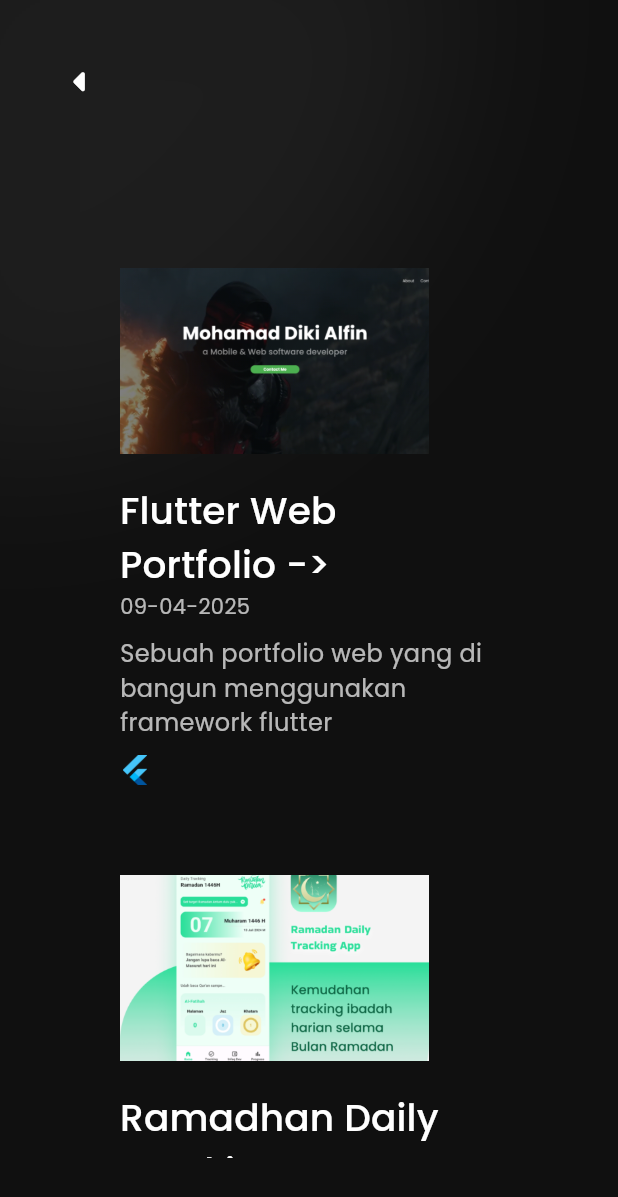
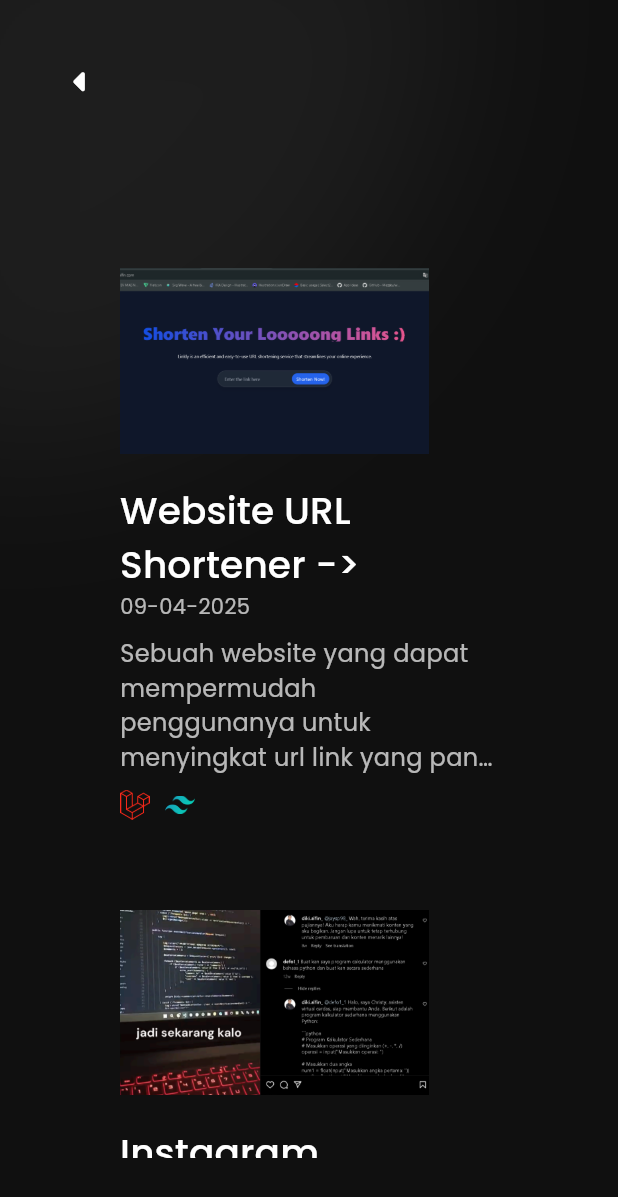
Before and after one commit to dikialfin/flutter-web, a Flutter app: the Showcase screen opened by its route, scrolled down 576 dp, on a phone screen of 412 x 824 dp. Shown: the top 1197 px of the screen. Run offline on Flutter 3.47's test engine with Material 3 defaults, Android fonts, the phone set to English and light mode, and no system bars; our stand-ins replace bloc, flutter_bloc, font_awesome_flutter, google_fonts, percent_indicator, popover and 2 more; missing offline and left inert: dart:html, web_smooth_scroll.

Commit message:
update project showcase

```diff
--- a/lib/pages/about/About.dart
+++ b/lib/pages/about/About.dart
@@ -25,7 +25,6 @@ class _AboutState extends State<About> {
           controller: scrollController,
           child: SingleChildScrollView(
             controller: scrollController,
-            physics: const NeverScrollableScrollPhysics(),
             child: Container(
               padding: const EdgeInsets.all(30),
               width: MediaQuery.of(context).size.width,
--- a/lib/pages/contact/Contact.dart
+++ b/lib/pages/contact/Contact.dart
@@ -21,7 +21,6 @@ class _ContactState extends State<Contact> {
       body: WebSmoothScroll(
           controller: scrollController,
           child: SingleChildScrollView(
-            physics: NeverScrollableScrollPhysics(),
             controller: scrollController,
             child: Container(
               padding: const EdgeInsets.all(30),
--- a/lib/pages/showcase/Showcase.dart
+++ b/lib/pages/showcase/Showcase.dart
@@ -73,7 +73,6 @@ class _ShowcaseState extends State<Showcase> {
                                 controller: scrollController,
                                 child: SingleChildScrollView(
                                   controller: scrollController,
-                                  physics: NeverScrollableScrollPhysics(),
                                   child: Column(
                                     children: [
                                       Headlines(),
--- a/lib/pages/showcase/section/projects.dart
+++ b/lib/pages/showcase/section/projects.dart
@@ -15,6 +15,30 @@ class _ProjectsState extends State<Projects> {
   ScrollController scrollController = ScrollController();
 
   final List<Widget> listProject = [
+    ProjectCard(
+      projectName: "Website URL Shortener",
+      techStack: [
+        AssetImage("assets/icons/laravel.png"),
+        AssetImage("assets/icons/tailwind.png"),
+      ],
+      developOn: DateTime.now(),
+      projectDesc:
+          "Sebuah website yang dapat mempermudah penggunanya untuk menyingkat url link yang panjang menjadi sebuah url link yang singkat. Website ini dikembangkan menggunakan Laravel 10 dan tailwind.",
+      projectImage: AssetImage("assets/project/linkly_web.png"),
+      url: "https://linkly.dikialfin.com/",
+    ),
+    ProjectCard(
+      projectName: "Instagram Comment Assistant",
+      techStack: [
+        AssetImage("assets/icons/laravel.png"),
+      ],
+      developOn: DateTime.now(),
+      projectDesc:
+          "Sebuah webhook yang membuat akun instagram penggunanya dapat membalas komentar orang lain secara otomatis. webhook ini di kembangkan menggunakan laravel 10 dan gemini ai.",
+      projectImage: AssetImage("assets/project/comment_assist.png"),
+      url:
+          "https://www.instagram.com/reel/C-WzSBnBxUy/?utm_source=ig_web_copy_link&igsh=MzRlODBiNWFlZA%3D%3D",
+    ),
     ProjectCard(
       projectName: "Flutter Web Portfolio",
       techStack: [
@@ -48,6 +72,17 @@ class _ProjectsState extends State<Projects> {
       projectImage: AssetImage("assets/project/tailwind-web-portofolio.png"),
       url: "https://github.com/dikialfin/tailwind-test",
     ),
+    ProjectCard(
+      projectName: "Sistem Informasi Ikan Cupang",
+      techStack: [
+        AssetImage("assets/icons/flutter.png"),
+      ],
+      developOn: DateTime.now(),
+      projectDesc:
+          "Aplikasi system informasi ikan cupang membantu para pengguna nya untuk mendapatkan informasi mengenai berbagai jenis ikan cupang serta tips dalam perawatan nya. Aplikasi ini berbasis android dan di kembangkan menggunakan framework flutter",
+      projectImage: AssetImage("assets/project/cupang_apps.png"),
+      url: "https://github.com/dikialfin/cupangapps",
+    ),
   ];
 
   Widget largeScreen() => WebSmoothScroll(
```
Also changed, not shown: assets/project/comment_assist.png (added), assets/project/cupang_apps.png (added), assets/project/linkly_web.png (added).
